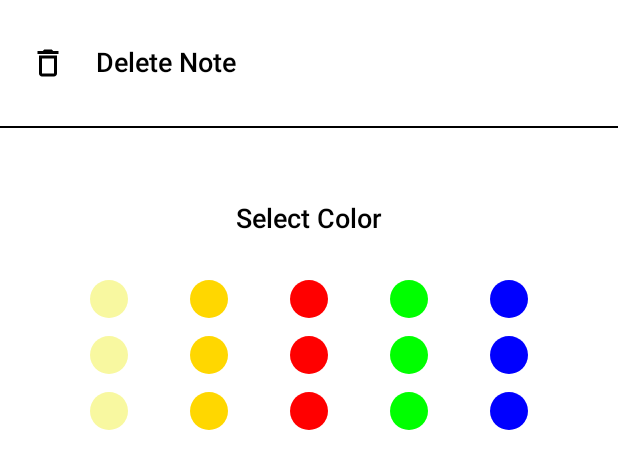
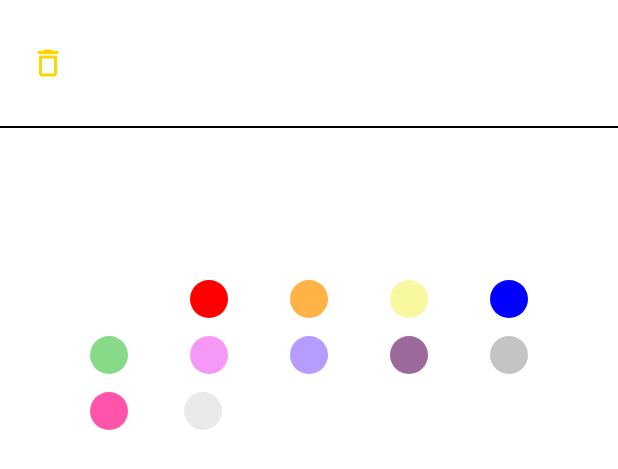
Before and after one commit to rahulbodh/ColorfulToDo, an Android app built with Jetpack Compose: the @Preview function ColorPicker, on a phone screen of 412 x 824 dp. Shown: the top 469 px of the screen. Run offline under Robolectric (Android 15) with nearby library versions, the phone set to English and light mode, and no system bars.

Commit message:
Fix design

```diff
--- a/app/src/main/java/com/example/colorfultodo/MainActivity.kt
+++ b/app/src/main/java/com/example/colorfultodo/MainActivity.kt
@@ -21,7 +21,7 @@ class MainActivity : ComponentActivity() {
         setContent {
             ColorfulToDoTheme {
                 Scaffold(modifier = Modifier.fillMaxSize()) { innerPadding ->
-                   HomeScreen()
+
                 }
             }
         }
--- a/app/src/main/java/com/example/colorfultodo/view/AddScreen.kt
+++ b/app/src/main/java/com/example/colorfultodo/view/AddScreen.kt
@@ -34,7 +34,15 @@ import androidx.compose.ui.text.font.FontWeight
 import androidx.compose.ui.tooling.preview.Preview
 import androidx.compose.ui.unit.dp
 import androidx.compose.ui.unit.sp
+import com.example.colorfultodo.ui.theme.darkGray
+import com.example.colorfultodo.ui.theme.dark_violet
 import com.example.colorfultodo.ui.theme.dark_yellow
+import com.example.colorfultodo.ui.theme.gray_white
+import com.example.colorfultodo.ui.theme.green
+import com.example.colorfultodo.ui.theme.orange
+import com.example.colorfultodo.ui.theme.pink
+import com.example.colorfultodo.ui.theme.rose
+import com.example.colorfultodo.ui.theme.violet
 import com.example.colorfultodo.ui.theme.yellow
 
 @Preview
@@ -109,10 +117,11 @@ fun ColorPicker() {
         ) {
             Icon(
                 imageVector = Icons.Outlined.Delete,
-                contentDescription = null
+                contentDescription = null,
+                tint = dark_yellow
             )
             Spacer(modifier = Modifier.width(20.dp))
-            Text("Delete Note", Modifier, fontSize = 18.sp, fontWeight = FontWeight.W500)
+            Text("Delete Note", Modifier, fontSize = 18.sp, fontWeight = FontWeight.W500 , color = Color.White)
         }
         Divider(Modifier, thickness = 1.dp, color = Color.Black)
         Row(
@@ -126,7 +135,8 @@ fun ColorPicker() {
                 "Select Color",
                 Modifier.padding(top = 20.dp),
                 fontSize = 18.sp,
-                fontWeight = FontWeight.W600
+                fontWeight = FontWeight.W600,
+                color = Color.White
             )
         }
         Row (
@@ -135,10 +145,10 @@ fun ColorPicker() {
                 .padding(horizontal = 60.dp),
             horizontalArrangement = Arrangement.SpaceBetween
         ){
+            ColorDots(Color.White)
+            ColorDots(Color.Red)
+            ColorDots(orange)
             ColorDots(yellow)
-            ColorDots(dark_yellow)
-            ColorDots(Color.Red)
-            ColorDots(Color.Green)
             ColorDots(Color.Blue)
         }
         Spacer(modifier = Modifier.padding(bottom = 12.dp))
@@ -148,24 +158,21 @@ fun ColorPicker() {
                 .padding(horizontal = 60.dp),
             horizontalArrangement = Arrangement.SpaceBetween
         ){
-            ColorDots(yellow)
-            ColorDots(dark_yellow)
-            ColorDots(Color.Red)
-            ColorDots(Color.Green)
-            ColorDots(Color.Blue)
+            ColorDots(green)
+            ColorDots(pink)
+            ColorDots(violet)
+            ColorDots(dark_violet)
+            ColorDots(darkGray)
         }
         Spacer(modifier = Modifier.padding(bottom = 12.dp))
         Row (
             Modifier
                 .fillMaxWidth()
                 .padding(horizontal = 60.dp),
-            horizontalArrangement = Arrangement.SpaceBetween
+            horizontalArrangement = Arrangement.spacedBy(37.dp)
         ){
-            ColorDots(yellow)
-            ColorDots(dark_yellow)
-            ColorDots(Color.Red)
-            ColorDots(Color.Green)
-            ColorDots(Color.Blue)
+            ColorDots(rose)
+            ColorDots(gray_white)
         }
     }
 }
```
